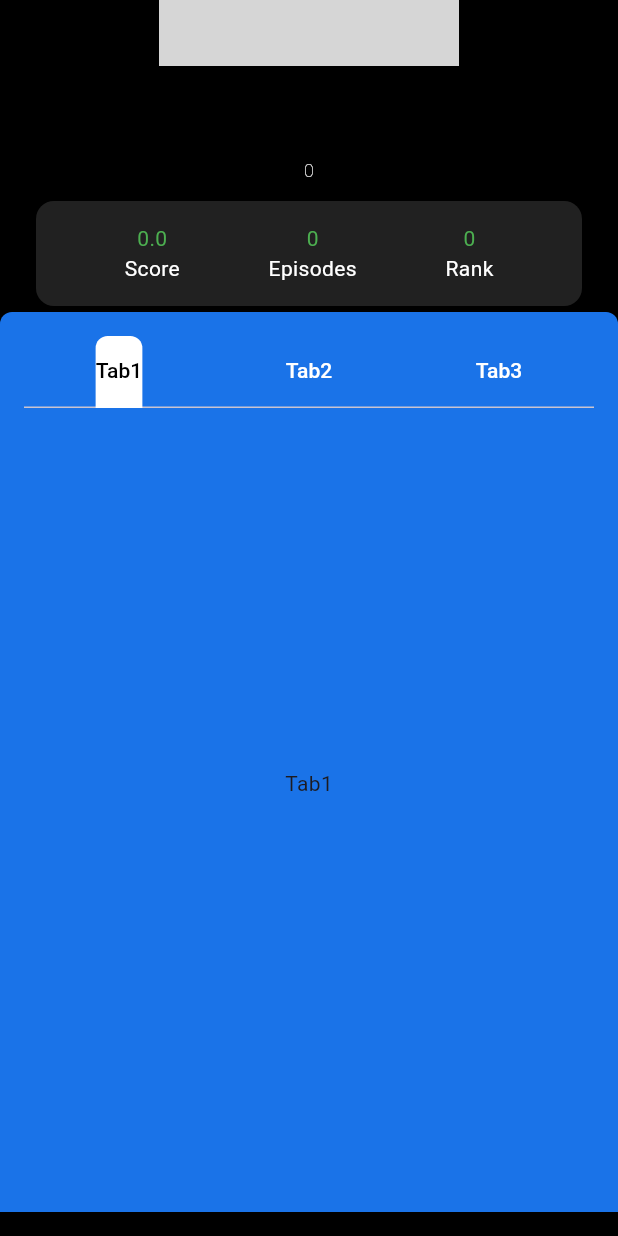
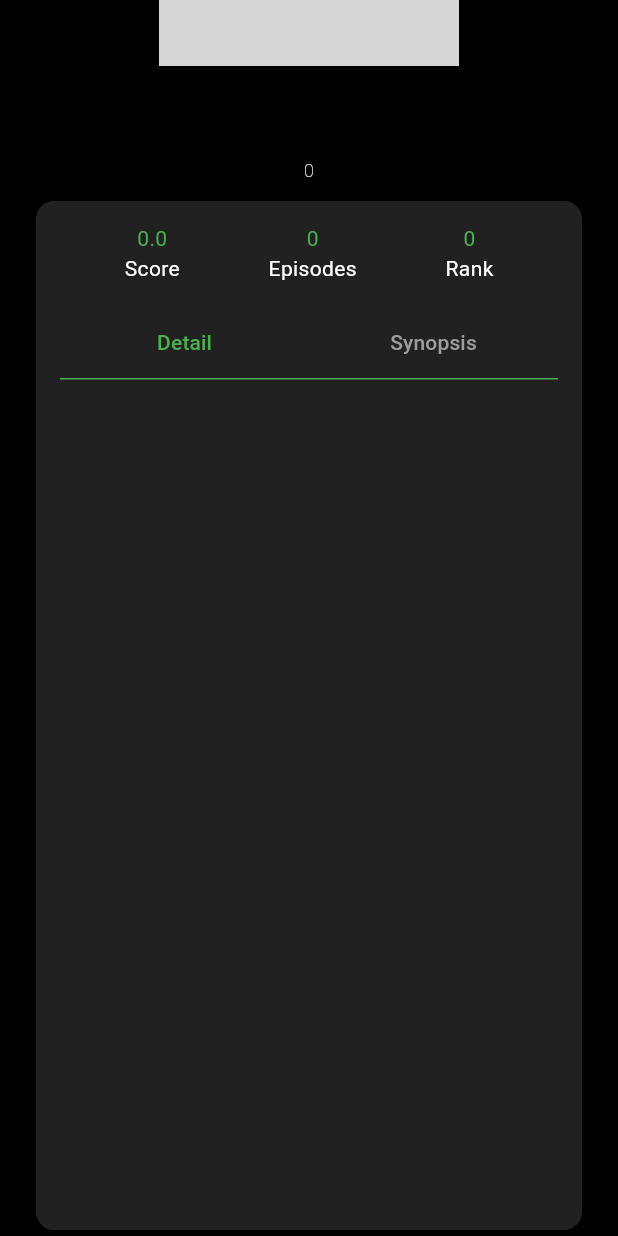
Before and after one commit to KuraoHikari/flutter-anime, a Flutter app: the DetailScreen screen opened directly with empty values, scrolled down 336 dp, on a phone screen of 412 x 824 dp. Run offline on Flutter 3.47's test engine with Material 3 defaults, Android fonts, the light colour scheme and no system bars; drawn by our look-alikes of cached_network_image; missing offline and left inert: flutter_scroll_shadow; network calls fail; Roboto replaces fonts that are missing (Inter-Regular); grey boxes are pictures that could not be loaded.

Commit message:
Chore:
-Update Tabbar Detail anime screen
-fix tabbar size error

```diff
--- a/lib/components/nestedNavbar/nested_navbar.dart
+++ b/lib/components/nestedNavbar/nested_navbar.dart
@@ -1,9 +1,12 @@
 import 'package:flutter/material.dart';
+import 'package:jikan_anime/models/anime.dart';
 
 import 'material_design_indicator.dart';
 
 class NestedTabBar extends StatefulWidget {
-  const NestedTabBar({Key? key}) : super(key: key);
+  const NestedTabBar({Key? key, required this.anime}) : super(key: key);
+
+  final AnimeModel anime;
 
   @override
   _NestedTabBarState createState() => _NestedTabBarState();
@@ -13,23 +16,16 @@ class _NestedTabBarState extends State<NestedTabBar>
     with SingleTickerProviderStateMixin {
   late TabController _tabController;
 
-  final _selectedColor = Color(0xff1a73e8);
-  final _unselectedColor = Color(0xff5f6368);
+  final _selectedColor = Colors.transparent;
+
   final _tabs = [
-    Tab(text: 'Tab1'),
-    Tab(text: 'Tab2'),
-    Tab(text: 'Tab3'),
-  ];
-
-  final _iconTabs = [
-    Tab(icon: Icon(Icons.home)),
-    Tab(icon: Icon(Icons.search)),
-    Tab(icon: Icon(Icons.settings)),
+    Tab(text: 'Detail'),
+    Tab(text: 'Synopsis'),
   ];
 
   @override
   void initState() {
-    _tabController = TabController(length: 3, vsync: this);
+    _tabController = TabController(length: 2, vsync: this);
     super.initState();
   }
 
@@ -56,14 +52,16 @@ class _NestedTabBarState extends State<NestedTabBar>
             child: Column(
               children: [
                 TabBar(
+                  dividerColor: Colors.green,
+                  indicatorColor: Colors.white,
                   controller: _tabController,
                   indicator: BoxDecoration(
                       borderRadius: BorderRadius.only(
                           topLeft: Radius.circular(8.0),
                           topRight: Radius.circular(8.0)),
-                      color: Colors.white),
-                  labelColor: Colors.black,
-                  unselectedLabelColor: Colors.white,
+                      color: Colors.transparent),
+                  labelColor: Colors.green,
+                  unselectedLabelColor: Colors.grey,
                   tabs: _tabs,
                 ),
                 Container(
@@ -72,8 +70,13 @@ class _NestedTabBarState extends State<NestedTabBar>
                     controller: _tabController,
                     children: _tabs.map((Tab tab) {
                       return Center(
-                          child: Text(tab.text ??
-                              "a")); // Replace this with your actual content
+                        child: Text(
+                          tab.text == "Synopsis"
+                              ? widget.anime.synopsis ?? ""
+                              : "",
+                          style: TextStyle(color: Colors.white),
+                        ),
+                      ); // Replace this with your actual content
                     }).toList(),
                   ),
                 ),
--- a/lib/routes/detail_screen.dart
+++ b/lib/routes/detail_screen.dart
@@ -9,7 +9,7 @@ import 'package:jikan_anime/models/anime.dart';
 class DetailScreen extends StatelessWidget {
   const DetailScreen({super.key});
 
-  static const routeName = '/extractArguments';
+  static const routeName = '/DetailScreen';
 
   @override
   Widget build(BuildContext context) {
@@ -173,7 +173,9 @@ class DetailScreen extends StatelessWidget {
                     color: Colors.grey[800]?.withOpacity(0.5),
                     child: Padding(
                       padding: const EdgeInsets.only(bottom: 15, top: 15),
-                      child: Row(
+                      child: Column(
+                        children: [
+                          Row(
                             children: [
                               const Spacer(),
                               Column(
@@ -217,11 +219,13 @@ class DetailScreen extends StatelessWidget {
                               const Spacer(),
                             ],
                           ),
+                          Container(child: NestedTabBar(anime: args))
+                        ],
+                      ),
                     )),
               ),
 
               // or any other specific height
-              Container(child: NestedTabBar())
             ],
           ),
         ));
```
Lines whose indentation alone changed are shown as unchanged.
